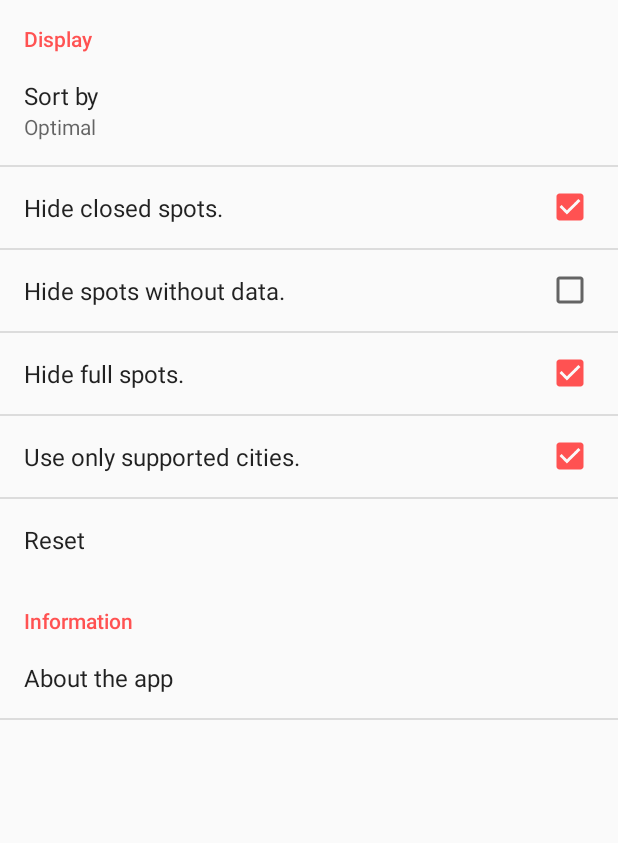
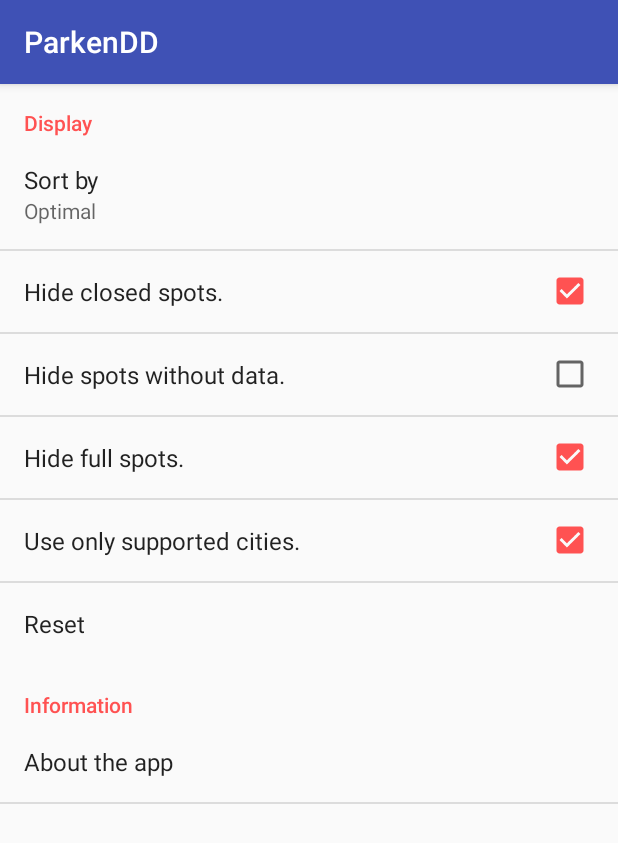
Before and after one commit to jklmnn/ParkenDD, an Android app: the screen it shows after launch (SettingsActivity before the commit, PreferencesActivity after it), after a tap on "Settings", on a phone screen of 412 x 824 dp. Shown: the top 843 px of the screen. Run offline under Robolectric (Android 15) with nearby library versions, the phone set to English and light mode, and no system bars; libraries missing offline, so code that uses them is left out: org.piwik.sdk; 3 statements that could not run were skipped; 1 other tap on this screen came first.

Commit message:
SettingsActivity --> PreferencesActivity + PreferencesFragment (no deprecated code, action bar)

```diff
--- a/app/build.gradle
+++ b/app/build.gradle
@@ -29,4 +29,5 @@
     compile 'com.android.support:design:22.2.1'
     compile 'org.piwik.sdk:piwik-sdk:0.0.3'
     compile 'org.osmdroid:osmdroid-android:5.0.1@aar'
+    compile 'com.android.support.constraint:constraint-layout:1.0.2'
 }
--- a/app/src/main/java/de/jkliemann/parkendd/Views/Main/MainActivity.java
+++ b/app/src/main/java/de/jkliemann/parkendd/Views/Main/MainActivity.java
@@ -28,7 +28,7 @@
 import de.jkliemann.parkendd.ParkenDD;
 import de.jkliemann.parkendd.R;
 import de.jkliemann.parkendd.Utilities.Error;
-import de.jkliemann.parkendd.Views.SettingsActivity;
+import de.jkliemann.parkendd.Views.Preferences.PreferencesActivity;
 
 public class MainActivity extends AppCompatActivity implements LocalParkingSlotListFragment.OnFragmentInteractionListener,
     MapFragment.OnFragmentInteractionListener,RemoteParkingSlotListFragment.OnFragmentInteractionListener, ForecastFragment.OnFragmentInteractionListener{
@@ -89,7 +89,7 @@
                 switch (id)
                 {
                     case R.id.action_settings:
-                        Intent settings = new Intent(getApplicationContext(), SettingsActivity.class);
+                        Intent settings = new Intent(getApplicationContext(), PreferencesActivity.class);
                         startActivity(settings);
                         break;
                     case R.id.action_cities:
--- /dev/null
+++ b/app/src/main/java/de/jkliemann/parkendd/Views/Preferences/PreferencesActivity.java
@@ -0,0 +1,27 @@
+package de.jkliemann.parkendd.Views.Preferences;
+
+import android.net.Uri;
+import android.os.Bundle;
+import android.support.v7.app.AppCompatActivity;
+
+import de.jkliemann.parkendd.R;
+
+public class PreferencesActivity extends AppCompatActivity implements PreferencesFragment.OnFragmentInteractionListener {
+
+    @Override
+    protected void onCreate(Bundle savedInstanceState) {
+        super.onCreate(savedInstanceState);
+        setContentView(R.layout.activity_preferences);
+    }
+
+    @Override
+    protected void onPostCreate(Bundle savedInstanceState) {
+        super.onPostCreate(savedInstanceState);
+        getFragmentManager().beginTransaction().replace(R.id.settings_fragment_container, new PreferencesFragment()).commit();
+    }
+
+    @Override
+    public void onFragmentInteraction(Uri uri) {
+
+    }
+}
--- a/app/src/main/java/de/jkliemann/parkendd/Views/SettingsActivity.java
+++ b/app/src/main/java/de/jkliemann/parkendd/Views/Preferences/PreferencesFragment.java
@@ -1,47 +1,54 @@
-package de.jkliemann.parkendd.Views;
+package de.jkliemann.parkendd.Views.Preferences;
 
+import android.app.Activity;
 import android.app.AlertDialog;
 import android.content.Context;
 import android.content.DialogInterface;
-import android.content.res.Configuration;
 import android.content.res.Resources;
-import android.os.Build;
+import android.net.Uri;
 import android.os.Bundle;
 import android.preference.CheckBoxPreference;
 import android.preference.ListPreference;
 import android.preference.Preference;
-import android.preference.PreferenceActivity;
-import android.preference.PreferenceCategory;
 import android.preference.PreferenceFragment;
 import android.preference.PreferenceManager;
+import android.support.v4.app.Fragment;
+import android.view.LayoutInflater;
+import android.view.View;
+import android.view.ViewGroup;
 
 import de.jkliemann.parkendd.R;
 
+public class PreferencesFragment extends PreferenceFragment {
 
-/**
- * A {@link PreferenceActivity} that presents a set of application settings. On
- * handset devices, settings are presented as a single list. On tablets,
- * settings are split by category, with category headers shown to the left of
- * the list of settings.
- * <p/>
- * See <a href="http://developer.android.com/design/patterns/settings.html">
- * Android Design: Settings</a> for design guidelines and the <a
- * href="http://developer.android.com/guide/topics/ui/settings.html">Settings
- * API Guide</a> for more information on developing a Settings UI.
- */
-public class SettingsActivity extends PreferenceActivity{
-    /**
-     * Determines whether to always show the simplified settings UI, where
-     * settings are presented in a single list. When false, settings are shown
-     * as a master/detail two-pane view on tablets. When true, a single pane is
-     * shown on tablets.
-     */
-    private static final boolean ALWAYS_SIMPLE_PREFS = false;
+    private OnFragmentInteractionListener mListener;
+
+    public PreferencesFragment() {
+        // Required empty public constructor
+    }
+
 
     @Override
-    protected void onPostCreate(Bundle savedInstanceState) {
-        super.onPostCreate(savedInstanceState);
+    public void onCreate(Bundle savedInstanceState) {
+        super.onCreate(savedInstanceState);
+
         setupSimplePreferencesScreen();
+    }
+    @Override
+    public void onAttach(Activity activity) {
+        super.onAttach(activity);
+        if (activity instanceof OnFragmentInteractionListener) {
+            mListener = (OnFragmentInteractionListener) activity;
+        } else {
+            throw new RuntimeException(activity.toString()
+                    + " must implement OnFragmentInteractionListener");
+        }
+    }
+
+    @Override
+    public void onDetach() {
+        super.onDetach();
+        mListener = null;
     }
 
     /**
@@ -50,12 +57,7 @@
      * shown.
      */
     private void setupSimplePreferencesScreen() {
-        if (!isSimplePreferences(this)) {
-            return;
-        }
-
         addPreferencesFromResource(R.xml.pref_container);
-        PreferenceCategory fakeHeader = new PreferenceCategory(this);
         addPreferencesFromResource(R.xml.pref_general);
         ListPreference sortList = (ListPreference)findPreference("sorting");
         Resources res = getResources();
@@ -66,41 +68,26 @@
         bindResetToDefault(findPreference("reset"));
     }
 
-    /**
-     * {@inheritDoc}
-     */
-    @Override
-    public boolean onIsMultiPane() {
-        return isXLargeTablet(this) && !isSimplePreferences(this);
+    private static void bindResetToDefault(Preference preference){
+        preference.setOnPreferenceClickListener(setDefault);
     }
 
-    /**
-     * Helper method to determine if the device has an extra-large screen. For
-     * example, 10" tablets are extra-large.
-     */
-    private static boolean isXLargeTablet(Context context) {
-        return (context.getResources().getConfiguration().screenLayout
-                & Configuration.SCREENLAYOUT_SIZE_MASK) >= Configuration.SCREENLAYOUT_SIZE_XLARGE;
+    private static void bindPreferenceSummaryToValue(Preference preference) {
+        // Set the listener to watch for value changes.
+        preference.setOnPreferenceChangeListener(sBindPreferenceSummaryToValueListener);
+
+        // Trigger the listener immediately with the preference's
+        // current value.
+        sBindPreferenceSummaryToValueListener.onPreferenceChange(preference,
+                PreferenceManager
+                        .getDefaultSharedPreferences(preference.getContext())
+                        .getString(preference.getKey(), ""));
     }
 
-    /**
-     * Determines whether the simplified settings UI should be shown. This is
-     * true if this is forced via {@link #ALWAYS_SIMPLE_PREFS}, or the device
-     * doesn't have newer APIs like {@link PreferenceFragment}, or the device
-     * doesn't have an extra-large screen. In these cases, a single-pane
-     * "simplified" settings UI should be shown.
-     */
-    private static boolean isSimplePreferences(Context context) {
-        return  Build.VERSION.SDK_INT < Build.VERSION_CODES.HONEYCOMB || !isXLargeTablet(context);
+    private static void bindPreferenceWarning(Preference preference){
+        preference.setOnPreferenceClickListener(showWarning);
     }
 
-    /**
-     * {@inheritDoc}
-     */
-    /**
-     * A preference value change listener that updates the preference's summary
-     * to reflect its new value.
-     */
     private static Preference.OnPreferenceChangeListener sBindPreferenceSummaryToValueListener = new Preference.OnPreferenceChangeListener() {
         @Override
         public boolean onPreferenceChange(Preference preference, Object value) {
@@ -135,6 +122,20 @@
         }
     };
 
+    /**
+     * This interface must be implemented by activities that contain this
+     * fragment to allow an interaction in this fragment to be communicated
+     * to the activity and potentially other fragments contained in that
+     * activity.
+     * <p>
+     * See the Android Training lesson <a href=
+     * "http://developer.android.com/training/basics/fragments/communicating.html"
+     * >Communicating with Other Fragments</a> for more information.
+     */
+    public interface OnFragmentInteractionListener {
+        // TODO: Update argument type and name
+        void onFragmentInteraction(Uri uri);
+    }
 
     private static Preference.OnPreferenceClickListener setDefault = new Preference.OnPreferenceClickListener() {
 
@@ -168,38 +169,4 @@
             resetDialog.create().show();
         }
     };
-    /**
-     * Binds a preference's summary to its value. More specifically, when the
-     * preference's value is changed, its summary (line of text below the
-     * preference title) is updated to reflect the value. The summary is also
-     * immediately updated upon calling this method. The exact display format is
-     * dependent on the type of preference.
-     *
-     * @see #sBindPreferenceSummaryToValueListener
-     */
-
-    private static void bindResetToDefault(Preference preference){
-        preference.setOnPreferenceClickListener(setDefault);
-    }
-
-    private static void bindPreferenceSummaryToValue(Preference preference) {
-        // Set the listener to watch for value changes.
-        preference.setOnPreferenceChangeListener(sBindPreferenceSummaryToValueListener);
-
-        // Trigger the listener immediately with the preference's
-        // current value.
-        sBindPreferenceSummaryToValueListener.onPreferenceChange(preference,
-                PreferenceManager
-                        .getDefaultSharedPreferences(preference.getContext())
-                        .getString(preference.getKey(), ""));
-    }
-
-    private static void bindPreferenceWarning(Preference preference){
-        preference.setOnPreferenceClickListener(showWarning);
-    }
-
-    /**
-     * This fragment shows general preferences only. It is used when the
-     * activity is showing a two-pane settings UI.
-     */
 }
--- /dev/null
+++ b/app/src/main/res/layout/activity_preferences.xml
@@ -0,0 +1,14 @@
+<?xml version="1.0" encoding="utf-8"?>
+<android.support.constraint.ConstraintLayout xmlns:android="http://schemas.android.com/apk/res/android"
+    xmlns:app="http://schemas.android.com/apk/res-auto"
+    xmlns:tools="http://schemas.android.com/tools"
+    android:layout_width="match_parent"
+    android:layout_height="match_parent"
+    tools:context="de.jkliemann.parkendd.Views.Preferences.PreferencesActivity">
+    <FrameLayout
+        android:id="@+id/settings_fragment_container"
+        android:layout_width="match_parent"
+        android:layout_height="match_parent" />
+
+
+</android.support.constraint.ConstraintLayout>
--- a/app/src/main/res/values/strings.xml
+++ b/app/src/main/res/values/strings.xml
@@ -91,4 +91,5 @@
     <string name="url_error">Invalid URL.</string>
     <string name="title_activity_map" translatable="false">MapActivity</string>
 
+
 </resources>
```
Also changed, not shown: app/src/main/AndroidManifest.xml (+9 -6 lines).
